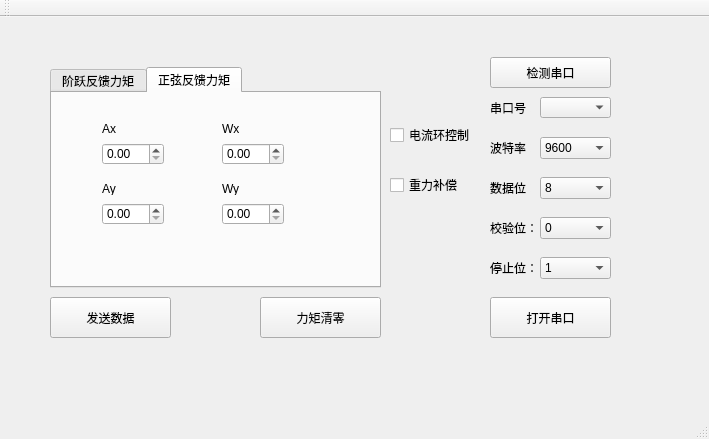
Above: SpericalMotorTorqueControl/Form/SerialPortControlWindow.ui from Mengke526/QT before the change. Below: the same form after it.
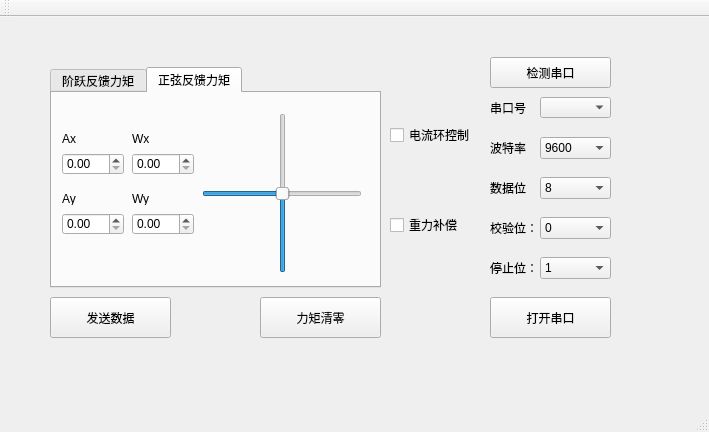
That is the form after the change. The open tabs and pages were chosen to show the change.

```diff
--- a/SpericalMotorTorqueControl/Form/SerialPortControlWindow.ui
+++ b/SpericalMotorTorqueControl/Form/SerialPortControlWindow.ui
@@ -7,7 +7,7 @@
     <x>0</x>
     <y>0</y>
     <width>709</width>
-    <height>439</height>
+    <height>432</height>
    </rect>
   </property>
   <property name="windowTitle">
@@ -288,8 +288,8 @@
      <widget class="QLabel" name="Wylabel">
       <property name="geometry">
        <rect>
-        <x>170</x>
-        <y>90</y>
+        <x>80</x>
+        <y>100</y>
         <width>54</width>
         <height>12</height>
        </rect>
@@ -301,8 +301,8 @@
      <widget class="QLabel" name="Wxlabel">
       <property name="geometry">
        <rect>
-        <x>170</x>
-        <y>30</y>
+        <x>80</x>
+        <y>40</y>
         <width>54</width>
         <height>12</height>
        </rect>
@@ -314,8 +314,8 @@
      <widget class="QDoubleSpinBox" name="WydoubleSpinBox">
       <property name="geometry">
        <rect>
-        <x>170</x>
-        <y>110</y>
+        <x>80</x>
+        <y>120</y>
         <width>62</width>
         <height>22</height>
        </rect>
@@ -330,8 +330,8 @@
      <widget class="QDoubleSpinBox" name="WxdoubleSpinBox">
       <property name="geometry">
        <rect>
-        <x>170</x>
-        <y>50</y>
+        <x>80</x>
+        <y>60</y>
         <width>62</width>
         <height>22</height>
        </rect>
@@ -346,8 +346,8 @@
      <widget class="QLabel" name="Axlabel">
       <property name="geometry">
        <rect>
-        <x>50</x>
-        <y>30</y>
+        <x>10</x>
+        <y>40</y>
         <width>54</width>
         <height>12</height>
        </rect>
@@ -362,8 +362,8 @@
      <widget class="QDoubleSpinBox" name="AydoubleSpinBox">
       <property name="geometry">
        <rect>
-        <x>50</x>
-        <y>110</y>
+        <x>10</x>
+        <y>120</y>
         <width>62</width>
         <height>22</height>
        </rect>
@@ -378,8 +378,8 @@
      <widget class="QDoubleSpinBox" name="AxdoubleSpinBox">
       <property name="geometry">
        <rect>
-        <x>50</x>
-        <y>50</y>
+        <x>10</x>
+        <y>60</y>
         <width>62</width>
         <height>22</height>
        </rect>
@@ -394,8 +394,8 @@
      <widget class="QLabel" name="Aylabel">
       <property name="geometry">
        <rect>
-        <x>50</x>
-        <y>90</y>
+        <x>10</x>
+        <y>100</y>
         <width>54</width>
         <height>12</height>
        </rect>
@@ -404,6 +404,44 @@
        <string>Ay</string>
       </property>
      </widget>
+     <widget class="QSlider" name="TxSinSlider">
+      <property name="geometry">
+       <rect>
+        <x>150</x>
+        <y>90</y>
+        <width>160</width>
+        <height>22</height>
+       </rect>
+      </property>
+      <property name="minimum">
+       <number>-500</number>
+      </property>
+      <property name="maximum">
+       <number>500</number>
+      </property>
+      <property name="orientation">
+       <enum>Qt::Horizontal</enum>
+      </property>
+     </widget>
+     <widget class="QSlider" name="TySinSlider">
+      <property name="geometry">
+       <rect>
+        <x>220</x>
+        <y>20</y>
+        <width>22</width>
+        <height>160</height>
+       </rect>
+      </property>
+      <property name="minimum">
+       <number>-500</number>
+      </property>
+      <property name="maximum">
+       <number>500</number>
+      </property>
+      <property name="orientation">
+       <enum>Qt::Vertical</enum>
+      </property>
+     </widget>
     </widget>
    </widget>
    <widget class="QLabel" name="Paritylabel">
@@ -466,7 +504,7 @@
     <property name="geometry">
      <rect>
       <x>390</x>
-      <y>160</y>
+      <y>200</y>
       <width>71</width>
       <height>16</height>
      </rect>
```
